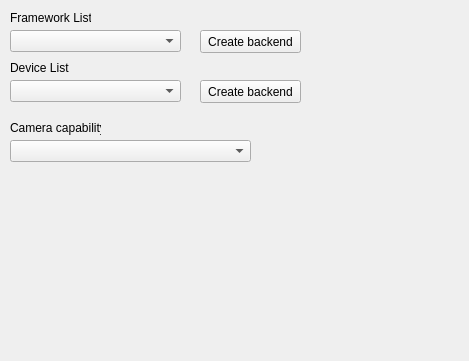
Qt form test_app/mainwindow.ui (abibas/webcamCaptureNewDesign) before a commit.
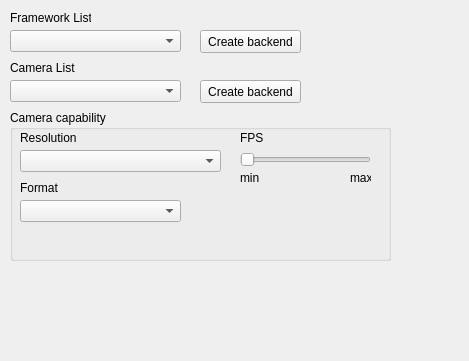
The same form after that commit.

```diff
--- a/test_app/mainwindow.ui
+++ b/test_app/mainwindow.ui
@@ -37,7 +37,7 @@
      </rect>
     </property>
     <property name="text">
-     <string>Device List</string>
+     <string>Camera List</string>
     </property>
    </widget>
    <widget class="QComboBox" name="frameworkListComboBox">
@@ -86,28 +86,116 @@
      <string>Create backend</string>
     </property>
    </widget>
-   <widget class="QComboBox" name="capabilityComboBox">
+   <widget class="QGroupBox" name="cameraCapabilityGB">
     <property name="geometry">
      <rect>
       <x>10</x>
-      <y>140</y>
-      <width>241</width>
-      <height>22</height>
+      <y>110</y>
+      <width>381</width>
+      <height>151</height>
      </rect>
     </property>
-   </widget>
-   <widget class="QLabel" name="label_3">
-    <property name="geometry">
-     <rect>
-      <x>10</x>
-      <y>120</y>
-      <width>91</width>
-      <height>16</height>
-     </rect>
-    </property>
-    <property name="text">
+    <property name="title">
      <string>Camera capability</string>
     </property>
+    <widget class="QComboBox" name="capabilityComboBox">
+     <property name="geometry">
+      <rect>
+       <x>10</x>
+       <y>40</y>
+       <width>201</width>
+       <height>22</height>
+      </rect>
+     </property>
+    </widget>
+    <widget class="QSlider" name="horizontalSlider">
+     <property name="geometry">
+      <rect>
+       <x>230</x>
+       <y>40</y>
+       <width>131</width>
+       <height>19</height>
+      </rect>
+     </property>
+     <property name="orientation">
+      <enum>Qt::Horizontal</enum>
+     </property>
+    </widget>
+    <widget class="QLabel" name="fpsLabel">
+     <property name="geometry">
+      <rect>
+       <x>230</x>
+       <y>20</y>
+       <width>51</width>
+       <height>16</height>
+      </rect>
+     </property>
+     <property name="text">
+      <string>FPS</string>
+     </property>
+    </widget>
+    <widget class="QLabel" name="minFpsLabel">
+     <property name="geometry">
+      <rect>
+       <x>230</x>
+       <y>60</y>
+       <width>51</width>
+       <height>16</height>
+      </rect>
+     </property>
+     <property name="text">
+      <string>min</string>
+     </property>
+    </widget>
+    <widget class="QLabel" name="maxFpsLabel">
+     <property name="geometry">
+      <rect>
+       <x>340</x>
+       <y>60</y>
+       <width>21</width>
+       <height>16</height>
+      </rect>
+     </property>
+     <property name="text">
+      <string>max</string>
+     </property>
+    </widget>
+    <widget class="QLabel" name="fpsLabel_2">
+     <property name="geometry">
+      <rect>
+       <x>10</x>
+       <y>20</y>
+       <width>61</width>
+       <height>16</height>
+      </rect>
+     </property>
+     <property name="text">
+      <string>Resolution</string>
+     </property>
+    </widget>
+    <widget class="QLabel" name="fpsLabel_3">
+     <property name="geometry">
+      <rect>
+       <x>10</x>
+       <y>70</y>
+       <width>51</width>
+       <height>16</height>
+      </rect>
+     </property>
+     <property name="text">
+      <string>Format</string>
+     </property>
+    </widget>
+    <widget class="QComboBox" name="capabilityComboBox_2">
+     <property name="geometry">
+      <rect>
+       <x>10</x>
+       <y>90</y>
+       <width>161</width>
+       <height>22</height>
+      </rect>
+     </property>
+    </widget>
    </widget>
   </widget>
  </widget>
```
Left out of the diff: 4 changed lines with no effect on the pictures.
